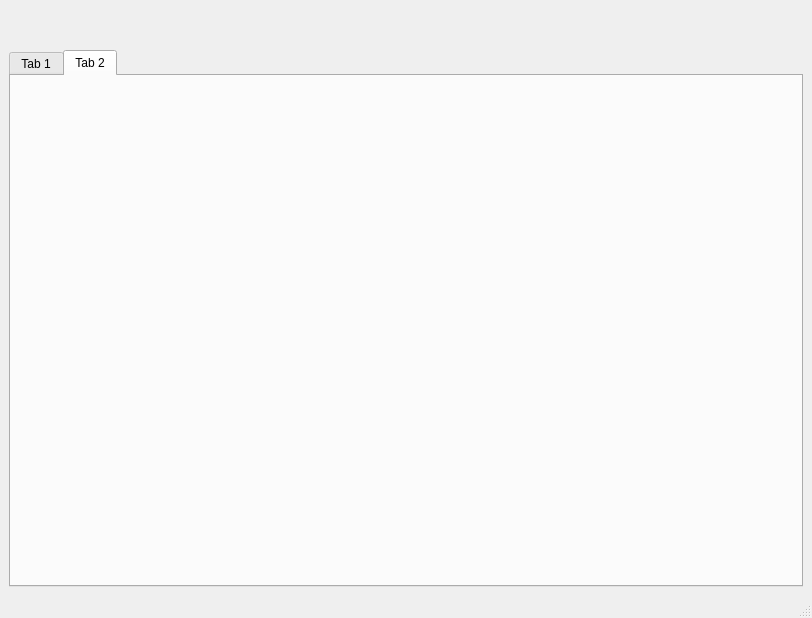
Qt form src/gui/TemplGui.ui (rock-planning/planning-templ) before a commit.
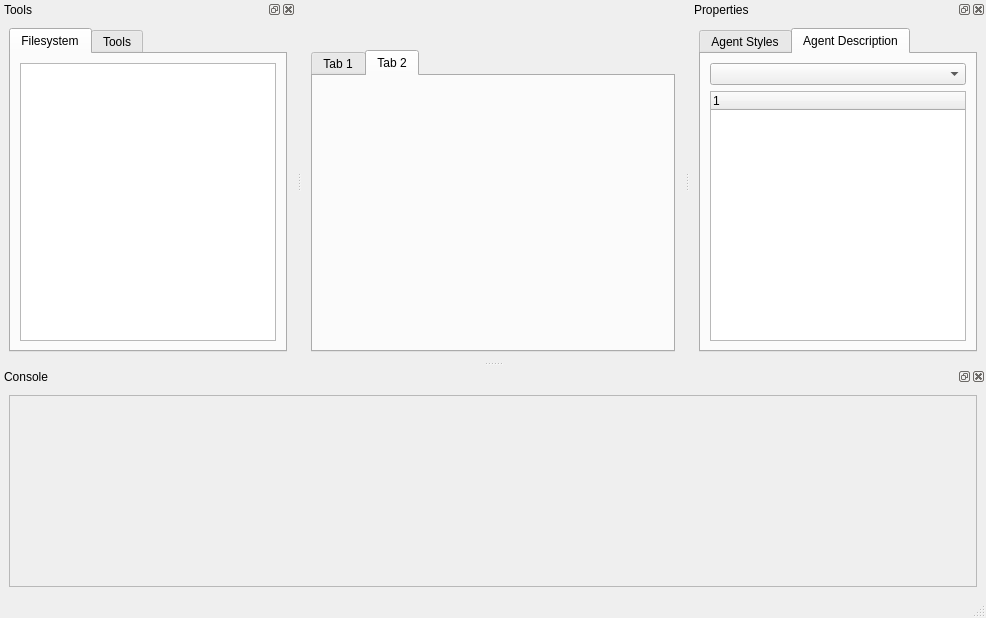
The same form after that commit. The open tabs and pages were chosen to show the change. Icons and pictures are not drawn.

Commit message: gui: add agent style and pen style widget

```diff
--- a/src/gui/TemplGui.ui
+++ b/src/gui/TemplGui.ui
@@ -6,7 +6,7 @@
    <rect>
     <x>0</x>
     <y>0</y>
-    <width>812</width>
+    <width>986</width>
     <height>618</height>
    </rect>
   </property>
@@ -93,6 +93,9 @@
     </item>
     <item>
      <widget class="QTabWidget" name="tabWidget">
+      <property name="enabled">
+       <bool>true</bool>
+      </property>
       <property name="currentIndex">
        <number>0</number>
       </property>
@@ -121,6 +124,153 @@
    </property>
   </widget>
   <widget class="QStatusBar" name="statusbar"/>
+  <widget class="QDockWidget" name="dockWidgetLeft">
+   <property name="allowedAreas">
+    <set>Qt::AllDockWidgetAreas</set>
+   </property>
+   <property name="windowTitle">
+    <string>Tools</string>
+   </property>
+   <attribute name="dockWidgetArea">
+    <number>1</number>
+   </attribute>
+   <widget class="QWidget" name="dockWidgetLeftContents">
+    <property name="enabled">
+     <bool>true</bool>
+    </property>
+    <layout class="QVBoxLayout" name="verticalLayout_3">
+     <item>
+      <widget class="QTabWidget" name="tabWidgetTools">
+       <property name="enabled">
+        <bool>true</bool>
+       </property>
+       <property name="tabShape">
+        <enum>QTabWidget::Rounded</enum>
+       </property>
+       <property name="currentIndex">
+        <number>1</number>
+       </property>
+       <property name="tabsClosable">
+        <bool>false</bool>
+       </property>
+       <property name="movable">
+        <bool>true</bool>
+       </property>
+       <widget class="QWidget" name="filesystemTab">
+        <property name="enabled">
+         <bool>true</bool>
+        </property>
+        <attribute name="title">
+         <string>Filesystem</string>
+        </attribute>
+        <layout class="QVBoxLayout" name="verticalLayout_4">
+         <item>
+          <widget class="QTreeView" name="filesystemTreeView">
+           <property name="enabled">
+            <bool>true</bool>
+           </property>
+          </widget>
+         </item>
+        </layout>
+       </widget>
+       <widget class="QWidget" name="toolsTab">
+        <attribute name="title">
+         <string>Tools</string>
+        </attribute>
+       </widget>
+      </widget>
+     </item>
+    </layout>
+   </widget>
+  </widget>
+  <widget class="QDockWidget" name="dockWidgetRight">
+   <property name="enabled">
+    <bool>true</bool>
+   </property>
+   <property name="windowTitle">
+    <string>Properties</string>
+   </property>
+   <attribute name="dockWidgetArea">
+    <number>2</number>
+   </attribute>
+   <widget class="QWidget" name="dockWidgetRightContents">
+    <property name="enabled">
+     <bool>true</bool>
+    </property>
+    <layout class="QVBoxLayout" name="verticalLayout_2">
+     <item>
+      <widget class="QTabWidget" name="solutionStyleWidget">
+       <property name="enabled">
+        <bool>true</bool>
+       </property>
+       <property name="currentIndex">
+        <number>1</number>
+       </property>
+       <widget class="QWidget" name="agentStyleTab">
+        <property name="enabled">
+         <bool>true</bool>
+        </property>
+        <property name="toolTip">
+         <string>Agent Style Tab</string>
+        </property>
+        <attribute name="title">
+         <string>Agent Styles</string>
+        </attribute>
+        <layout class="QVBoxLayout" name="verticalLayout_5">
+         <item>
+          <widget class="QTableView" name="agentStyleModelView">
+           <property name="enabled">
+            <bool>true</bool>
+           </property>
+          </widget>
+         </item>
+        </layout>
+       </widget>
+       <widget class="QWidget" name="agentDescriptionTab">
+        <attribute name="title">
+         <string>Agent Description</string>
+        </attribute>
+        <layout class="QVBoxLayout" name="verticalLayout_6">
+         <item>
+          <widget class="QComboBox" name="comboBox"/>
+         </item>
+         <item>
+          <widget class="QTreeWidget" name="treeWidget">
+           <column>
+            <property name="text">
+             <string notr="true">1</string>
+            </property>
+           </column>
+          </widget>
+         </item>
+        </layout>
+       </widget>
+      </widget>
+     </item>
+    </layout>
+   </widget>
+  </widget>
+  <widget class="QDockWidget" name="dockWidgetBottom">
+   <property name="allowedAreas">
+    <set>Qt::AllDockWidgetAreas</set>
+   </property>
+   <property name="windowTitle">
+    <string>Console</string>
+   </property>
+   <attribute name="dockWidgetArea">
+    <number>8</number>
+   </attribute>
+   <widget class="QWidget" name="dockWidgetBottomContents">
+    <property name="enabled">
+     <bool>false</bool>
+    </property>
+    <layout class="QVBoxLayout" name="verticalLayout_7">
+     <item>
+      <widget class="QTextBrowser" name="textBrowser"/>
+     </item>
+    </layout>
+   </widget>
+  </widget>
  </widget>
  <resources>
   <include location="../../resources/qtresources.qrc"/>
```
Left out of the diff: 6 changed lines with no effect on the pictures. The commit also changes 9 other files.
